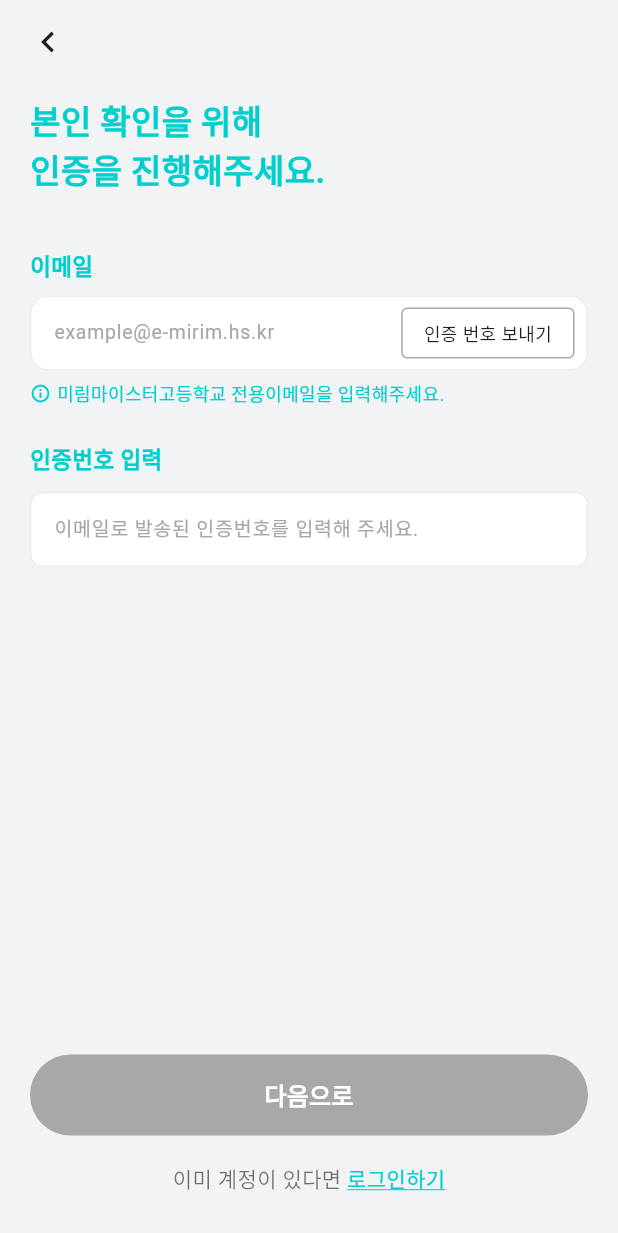
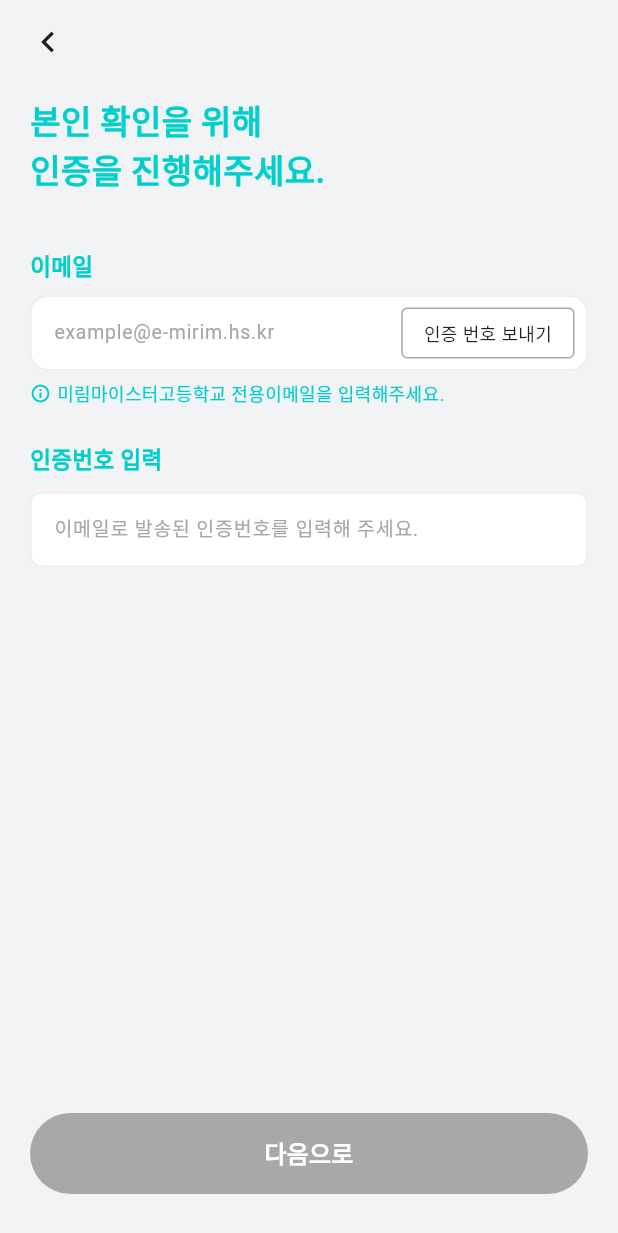
Before and after one commit to mirmi-team/mirmi-app, a Flutter app: the SignupScreen screen opened by its route, on a phone screen of 412 x 824 dp. Shown: the top 1233 px of the screen. Run offline on Flutter 3.47's test engine with Material 3 defaults, Android fonts, the phone set to English and light mode, and no system bars; our stand-ins replace go_router, shared_preferences; accounts and stored records are empty.

Commit message:
bug: 회원가입 창에서 로그인 창으로 바로 이동 버튼 삭제

```diff
--- a/lib/features/auth/signup_screen.dart
+++ b/lib/features/auth/signup_screen.dart
@@ -639,30 +639,6 @@ class _SignupScreenState extends State<SignupScreen> {
                     ),
             ),
           ),
-          const SizedBox(height: 18),
-          Center(
-            child: Row(
-              mainAxisSize: MainAxisSize.min,
-              children: [
-                const Text(
-                  '이미 계정이 있다면 ',
-                  style: TextStyle(color: Colors.black54, fontSize: 14),
-                ),
-                GestureDetector(
-                  onTap: () => context.go('/login'),
-                  child: const Text(
-                    '로그인하기',
-                    style: TextStyle(
-                      color: _teal,
-                      fontSize: 14,
-                      decoration: TextDecoration.underline,
-                      decorationColor: _teal,
-                    ),
-                  ),
-                ),
-              ],
-            ),
-          ),
         ],
       ),
     );
```
